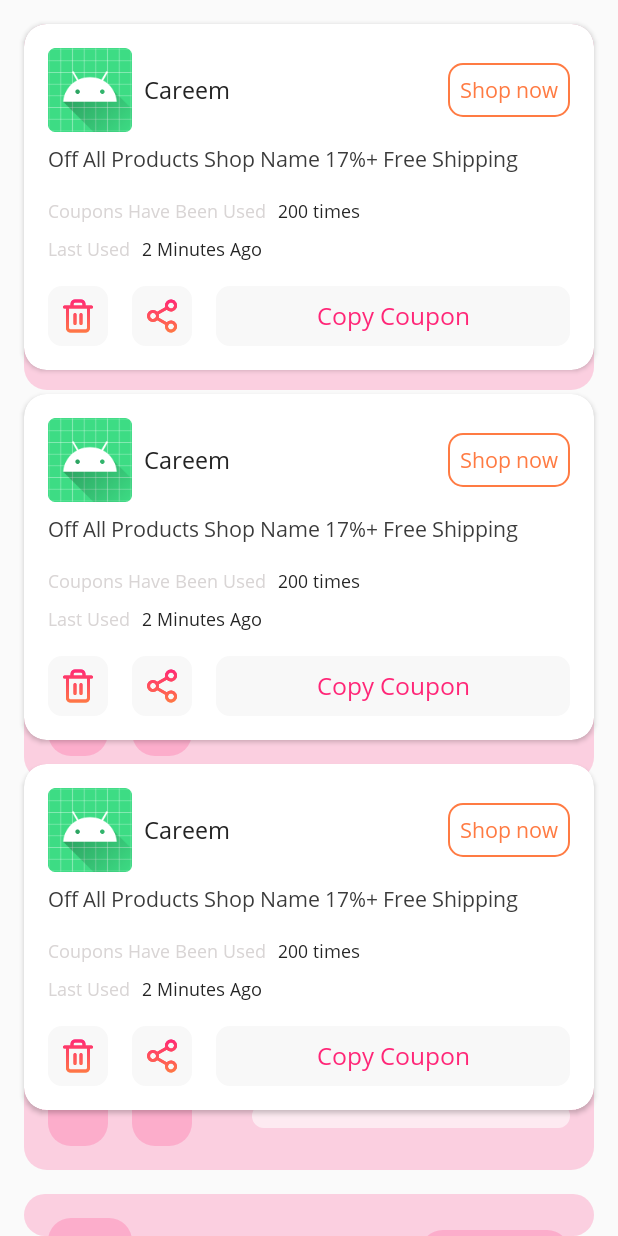
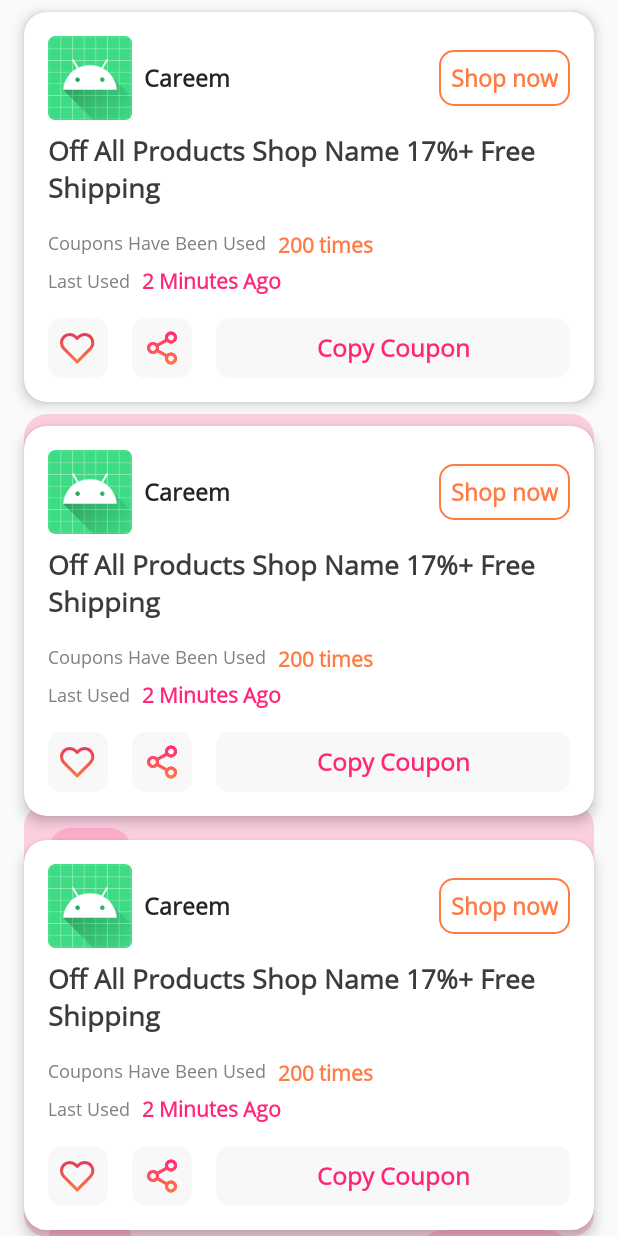
Before and after one commit to mohandsh1998/Coupon, an Android app: the layout fragment_favorite.xml on its own in the app's theme, with its tools: preview values and no code run, on a phone screen of 412 x 824 dp. Run offline under Robolectric (Android 15) with nearby library versions, the phone set to English and light mode, and no system bars; network calls fail.

Commit message:
edit layout favorite

```diff
--- a/app/src/main/java/com/mohannad/coupon/view/adapter/favorite/FavoriteAdapter.java
+++ b/app/src/main/java/com/mohannad/coupon/view/adapter/favorite/FavoriteAdapter.java
@@ -13,10 +13,8 @@ import com.bumptech.glide.Glide;
 import com.bumptech.glide.load.resource.bitmap.RoundedCorners;
 import com.bumptech.glide.request.RequestOptions;
 import com.mohannad.coupon.R;
-import com.mohannad.coupon.data.model.DealResponse;
 import com.mohannad.coupon.data.model.FavoriteResponse;
-import com.mohannad.coupon.databinding.ItemDealRvBinding;
-import com.mohannad.coupon.databinding.ItemFavoriteRvBinding;
+import com.mohannad.coupon.databinding.ItemCouponRvBinding;
 
 import java.util.ArrayList;
 import java.util.List;
@@ -33,7 +31,7 @@ public class FavoriteAdapter extends RecyclerView.Adapter<FavoriteAdapter.Favori
     @NonNull
     @Override
     public FavoriteViewHolder onCreateViewHolder(@NonNull ViewGroup parent, int viewType) {
-        ItemFavoriteRvBinding binding = DataBindingUtil.inflate(LayoutInflater.from(parent.getContext()), R.layout.item_favorite_rv, parent, false);
+        ItemCouponRvBinding binding = DataBindingUtil.inflate(LayoutInflater.from(parent.getContext()), R.layout.item_coupon_rv, parent, false);
         return new FavoriteViewHolder(binding);
     }
 
@@ -57,46 +55,48 @@ public class FavoriteAdapter extends RecyclerView.Adapter<FavoriteAdapter.Favori
     }
 
     class FavoriteViewHolder extends RecyclerView.ViewHolder {
-        private ItemFavoriteRvBinding itemView;
+        private ItemCouponRvBinding itemView;
 
-        public FavoriteViewHolder(ItemFavoriteRvBinding itemView) {
+        public FavoriteViewHolder(ItemCouponRvBinding itemView) {
             super(itemView.getRoot());
             this.itemView = itemView;
+            this.itemView.imgFavoriteCouponItemCouponRv.setVisibility(View.GONE);
+            this.itemView.imgDeleteCouponItemCouponRv.setVisibility(View.VISIBLE);
         }
 
         void bind(FavoriteResponse.Favorite favorite) {
             // company name
-            this.itemView.tvCompanyNameItemFavoriteRv.setText(favorite.getCompanyName());
+            this.itemView.tvCompanyNameItemCouponRv.setText(favorite.getCompanyName());
             // desc
-            this.itemView.tvDescItemFavoriteRv.setText(favorite.getDesc());
+            this.itemView.tvDescItemCouponRv.setText(favorite.getDesc());
             // check if allow to display count coupon used or not
             if (favorite.isAllowToOfferCountUsed()) {
                 // display count coupon used
-                this.itemView.tvTextNumTimesUsedItemDealRv.setVisibility(View.VISIBLE);
-                this.itemView.tvNumTimesUsedItemDealRv.setVisibility(View.VISIBLE);
-                this.itemView.tvNumTimesUsedItemDealRv.setText(favorite.getCountUsed() + " " + mContext.getString(R.string.times));
+                this.itemView.tvTextNumTimesUsedItemCouponRv.setVisibility(View.VISIBLE);
+                this.itemView.tvNumTimesUsedItemCouponRv.setVisibility(View.VISIBLE);
+                this.itemView.tvNumTimesUsedItemCouponRv.setText(favorite.getCountUsed() + " " + mContext.getString(R.string.times));
             } else {
                 // hide count coupon used
-                this.itemView.tvTextNumTimesUsedItemDealRv.setVisibility(View.GONE);
-                this.itemView.tvNumTimesUsedItemDealRv.setVisibility(View.GONE);
+                this.itemView.tvTextNumTimesUsedItemCouponRv.setVisibility(View.GONE);
+                this.itemView.tvNumTimesUsedItemCouponRv.setVisibility(View.GONE);
             }
             // check if allow to display last used or not
             if (favorite.isAllowToOfferLastUseDate()) {
                 // display last used
-                this.itemView.tvTextLastDateUsedItemDealRv.setVisibility(View.VISIBLE);
-                this.itemView.tvLastDateUsedItemDealRv.setVisibility(View.VISIBLE);
-                this.itemView.tvLastDateUsedItemDealRv.setText(favorite.getLastUseDate());
+                this.itemView.tvTextLastDateUsedItemCouponRv.setVisibility(View.VISIBLE);
+                this.itemView.tvLastDateUsedItemCouponRv.setVisibility(View.VISIBLE);
+                this.itemView.tvLastDateUsedItemCouponRv.setText(favorite.getLastUseDate());
             } else {
                 // hide last used
-                this.itemView.tvTextLastDateUsedItemDealRv.setVisibility(View.GONE);
-                this.itemView.tvLastDateUsedItemDealRv.setVisibility(View.GONE);
+                this.itemView.tvTextLastDateUsedItemCouponRv.setVisibility(View.GONE);
+                this.itemView.tvLastDateUsedItemCouponRv.setVisibility(View.GONE);
             }
             // load image company
             Glide.with(mContext)
                     .load(favorite.getCompanyImage())
                     //  .placeholder(R.drawable.loading_spinner)
                     .apply(RequestOptions.bitmapTransform(new RoundedCorners(40)))
-                    .into(this.itemView.imgCompanyItemFavoriteRv);
+                    .into(this.itemView.imgCompanyItemCouponRv);
         }
     }
 }
--- a/app/src/main/java/com/mohannad/coupon/view/adapter/home/CouponsAdapter.java
+++ b/app/src/main/java/com/mohannad/coupon/view/adapter/home/CouponsAdapter.java
@@ -168,6 +168,8 @@ public class CouponsAdapter extends RecyclerView.Adapter<CouponsAdapter.BaseView
         public CouponViewHolder(@NonNull ItemCouponRvBinding itemCouponRvBinding) {
             super(itemCouponRvBinding);
             this.itemCouponRvBinding = itemCouponRvBinding;
+            this.itemCouponRvBinding.imgFavoriteCouponItemCouponRv.setVisibility(View.VISIBLE);
+            this.itemCouponRvBinding.imgDeleteCouponItemCouponRv.setVisibility(View.GONE);
         }
 
         @Override
--- a/app/src/main/res/layout/fragment_favorite.xml
+++ b/app/src/main/res/layout/fragment_favorite.xml
@@ -53,6 +53,6 @@
             app:layout_constraintEnd_toEndOf="parent"
             app:layout_constraintStart_toStartOf="parent"
             app:layout_constraintTop_toTopOf="parent"
-            tools:listitem="@layout/item_favorite_rv" />
+            tools:listitem="@layout/item_coupon_rv" />
     </androidx.constraintlayout.widget.ConstraintLayout>
 </layout>
--- a/app/src/main/res/layout/item_coupon_rv.xml
+++ b/app/src/main/res/layout/item_coupon_rv.xml
@@ -188,6 +188,19 @@
                 app:layout_constraintTop_toBottomOf="@+id/barrier" />
 
             <ImageView
+                android:id="@+id/img_delete_coupon_item_coupon_rv"
+                android:layout_width="wrap_content"
+                android:layout_height="wrap_content"
+                android:layout_margin="16dp"
+                android:background="@drawable/shape_gray1_radius_9dp"
+                android:padding="8dp"
+                android:src="@drawable/ic_remove"
+                android:visibility="gone"
+                app:layout_constraintBottom_toBottomOf="parent"
+                app:layout_constraintStart_toStartOf="parent"
+                app:layout_constraintTop_toBottomOf="@+id/barrier" />
+
+            <ImageView
                 android:id="@+id/img_share_item_coupon_rv"
                 android:layout_width="wrap_content"
                 android:layout_height="wrap_content"
@@ -196,7 +209,7 @@
                 android:padding="8dp"
                 android:src="@drawable/ic_share"
                 app:layout_constraintBottom_toBottomOf="@+id/img_favorite_coupon_item_coupon_rv"
-                app:layout_constraintStart_toEndOf="@+id/img_favorite_coupon_item_coupon_rv"
+                app:layout_constraintStart_toEndOf="@+id/barrier2"
                 app:layout_constraintTop_toTopOf="@+id/img_favorite_coupon_item_coupon_rv" />
 
             <TextView
@@ -238,6 +251,14 @@
                 app:barrierDirection="top"
                 app:constraint_referenced_ids="img_favorite_coupon_item_coupon_rv,img_share_item_coupon_rv,tv_copy_coupon_item_coupon_rv" />
 
+            <androidx.constraintlayout.widget.Barrier
+                android:id="@+id/barrier2"
+                android:layout_width="wrap_content"
+                android:layout_height="wrap_content"
+                app:barrierDirection="end"
+                app:constraint_referenced_ids="img_favorite_coupon_item_coupon_rv,img_delete_coupon_item_coupon_rv"
+                tools:layout_editor_absoluteX="379dp" />
+
         </androidx.constraintlayout.widget.ConstraintLayout>
 
     </androidx.cardview.widget.CardView>
--- a/app/src/main/res/layout/item_favorite_rv.xml
+++ /dev/null
@@ -1,168 +0,0 @@
-<?xml version="1.0" encoding="utf-8"?>
-<layout xmlns:android="http://schemas.android.com/apk/res/android"
-    xmlns:app="http://schemas.android.com/apk/res-auto"
-    xmlns:tools="http://schemas.android.com/tools">
-
-    <androidx.cardview.widget.CardView
-        android:layout_width="match_parent"
-        android:layout_height="wrap_content"
-        android:layout_marginStart="16dp"
-        android:layout_marginTop="16dp"
-        android:layout_marginEnd="16dp"
-        app:cardCornerRadius="15dp">
-
-        <androidx.constraintlayout.widget.ConstraintLayout
-            android:layout_width="match_parent"
-            android:layout_height="match_parent">
-
-            <ImageView
-                android:id="@+id/img_company_item_favorite_rv"
-                android:layout_width="56dp"
-                android:layout_height="56dp"
-                android:layout_margin="16dp"
-                android:src="@mipmap/ic_launcher_round"
-                app:layout_constraintStart_toStartOf="parent"
-                app:layout_constraintTop_toTopOf="parent" />
-
-            <TextView
-                android:id="@+id/tv_company_name_item_favorite_rv"
-                android:layout_width="wrap_content"
-                android:layout_height="wrap_content"
-                android:layout_margin="8dp"
-                android:textColor="@color/black"
-                android:textSize="16sp"
-                app:layout_constraintBottom_toBottomOf="@+id/img_company_item_favorite_rv"
-                app:layout_constraintStart_toEndOf="@+id/img_company_item_favorite_rv"
-                app:layout_constraintTop_toTopOf="@+id/img_company_item_favorite_rv"
-                tools:text="Careem" />
-
-            <TextView
-                android:id="@+id/tv_shop_now_item_favorite_rv"
-                android:layout_width="wrap_content"
-                android:layout_height="wrap_content"
-                android:layout_marginEnd="16dp"
-                android:background="@drawable/shape_orange_raduis_9dp"
-                android:padding="8dp"
-                android:text="@string/shop_now"
-                android:textColor="@color/orange"
-                android:textSize="14sp"
-                app:layout_constraintBottom_toBottomOf="@+id/img_company_item_favorite_rv"
-                app:layout_constraintEnd_toEndOf="parent"
-                app:layout_constraintTop_toTopOf="@+id/img_company_item_favorite_rv" />
-
-            <TextView
-                android:id="@+id/tv_desc_item_favorite_rv"
-                android:layout_width="0dp"
-                android:layout_height="wrap_content"
-                android:layout_marginTop="8dp"
-                android:textColor="@color/black0"
-                android:textSize="14sp"
-                app:layout_constraintEnd_toEndOf="@+id/tv_shop_now_item_favorite_rv"
-                app:layout_constraintStart_toStartOf="@+id/img_company_item_favorite_rv"
-                app:layout_constraintTop_toBottomOf="@+id/img_company_item_favorite_rv"
-                tools:text="Off All Products Shop Name 17%+ Free Shipping" />
-
-            <TextView
-                android:id="@+id/tv_text_num_times_used_item_deal_rv"
-                android:layout_width="wrap_content"
-                android:layout_height="wrap_content"
-                android:layout_marginTop="16dp"
-                android:text="@string/coupons_have_been_used"
-                android:textColor="@color/gray0"
-                android:textSize="12sp"
-                app:layout_constraintStart_toStartOf="@id/tv_desc_item_favorite_rv"
-                app:layout_constraintTop_toBottomOf="@+id/tv_desc_item_favorite_rv" />
-
-            <TextView
-                android:id="@+id/tv_num_times_used_item_deal_rv"
-                android:layout_width="wrap_content"
-                android:layout_height="wrap_content"
-                android:layout_marginStart="8dp"
-                android:layout_marginTop="16dp"
-                android:textColor="@color/black"
-                android:textSize="12sp"
-                app:layout_constraintStart_toEndOf="@+id/tv_text_num_times_used_item_deal_rv"
-                app:layout_constraintTop_toBottomOf="@+id/tv_desc_item_favorite_rv"
-                tools:text="200 times" />
-
-            <TextView
-                android:id="@+id/tv_text_last_date_used_item_deal_rv"
-                android:layout_width="wrap_content"
-                android:layout_height="wrap_content"
-                android:layout_marginTop="8dp"
-                android:text="@string/last_used"
-                android:textColor="@color/gray0"
-                android:textSize="12sp"
-                app:layout_constraintStart_toStartOf="@id/tv_desc_item_favorite_rv"
-                app:layout_constraintTop_toBottomOf="@+id/tv_text_num_times_used_item_deal_rv" />
-
-            <TextView
-                android:id="@+id/tv_last_date_used_item_deal_rv"
-                android:layout_width="wrap_content"
-                android:layout_height="wrap_content"
-                android:layout_marginStart="8dp"
-                android:textColor="@color/black"
-                android:textSize="12sp"
-                app:layout_constraintBottom_toBottomOf="@+id/tv_text_last_date_used_item_deal_rv"
-                app:layout_constraintStart_toEndOf="@+id/tv_text_last_date_used_item_deal_rv"
-                app:layout_constraintTop_toTopOf="@+id/tv_text_last_date_used_item_deal_rv"
-                tools:text="2 Minutes Ago" />
-
-            <ImageView
-                android:id="@+id/img_delete_coupon_item_favorite_rv"
-                android:layout_width="wrap_content"
-                android:layout_height="wrap_content"
-                android:layout_margin="16dp"
-                android:background="@drawable/shape_gray1_radius_9dp"
-                android:padding="8dp"
-                android:src="@drawable/ic_remove"
-                app:layout_constraintBottom_toBottomOf="parent"
-                app:layout_constraintStart_toStartOf="parent"
-                app:layout_constraintTop_toBottomOf="@+id/tv_text_last_date_used_item_deal_rv" />
-
-            <ImageView
-                android:id="@+id/img_share_item_favorite_rv"
-                android:layout_width="wrap_content"
-                android:layout_height="wrap_content"
-                android:layout_marginStart="16dp"
-                android:background="@drawable/shape_gray1_radius_9dp"
-                android:padding="8dp"
-                android:src="@drawable/ic_share"
-                app:layout_constraintBottom_toBottomOf="@+id/img_delete_coupon_item_favorite_rv"
-                app:layout_constraintStart_toEndOf="@+id/img_delete_coupon_item_favorite_rv"
-                app:layout_constraintTop_toTopOf="@+id/img_delete_coupon_item_favorite_rv" />
-
-            <TextView
-                android:id="@+id/tv_copy_coupon_item_favorite_rv"
-                android:layout_width="0dp"
-                android:layout_height="0dp"
-                android:layout_marginStart="16dp"
-                android:background="@drawable/shape_gray1_radius_9dp"
-                android:gravity="center"
-                android:text="@string/copy_coupon"
-                android:textColor="@color/pink"
-                android:textSize="16sp"
-                app:layout_constraintBottom_toBottomOf="@+id/img_share_item_favorite_rv"
-                app:layout_constraintEnd_toEndOf="@+id/tv_shop_now_item_favorite_rv"
-                app:layout_constraintStart_toEndOf="@+id/img_share_item_favorite_rv"
-                app:layout_constraintTop_toTopOf="@+id/img_share_item_favorite_rv" />
-
-            <TextView
-                android:id="@+id/tv_coupon_ended_item_favorite_rv"
-                android:layout_width="0dp"
-                android:layout_height="0dp"
-                android:layout_marginStart="16dp"
-                android:background="@drawable/shape_gray1_radius_9dp"
-                android:gravity="center"
-                android:text="@string/coupon_has_ended"
-                android:textColor="@color/gray0"
-                android:textSize="16sp"
-                android:visibility="gone"
-                app:layout_constraintBottom_toBottomOf="@+id/img_share_item_favorite_rv"
-                app:layout_constraintEnd_toEndOf="@+id/tv_shop_now_item_favorite_rv"
-                app:layout_constraintStart_toEndOf="@+id/img_share_item_favorite_rv"
-                app:layout_constraintTop_toTopOf="@+id/img_share_item_favorite_rv" />
-        </androidx.constraintlayout.widget.ConstraintLayout>
-
-    </androidx.cardview.widget.CardView>
-</layout>
```
